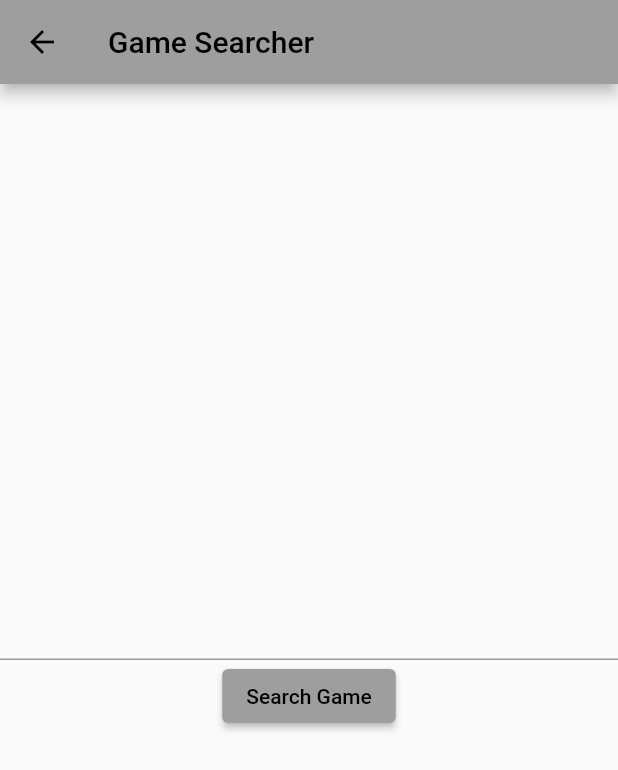
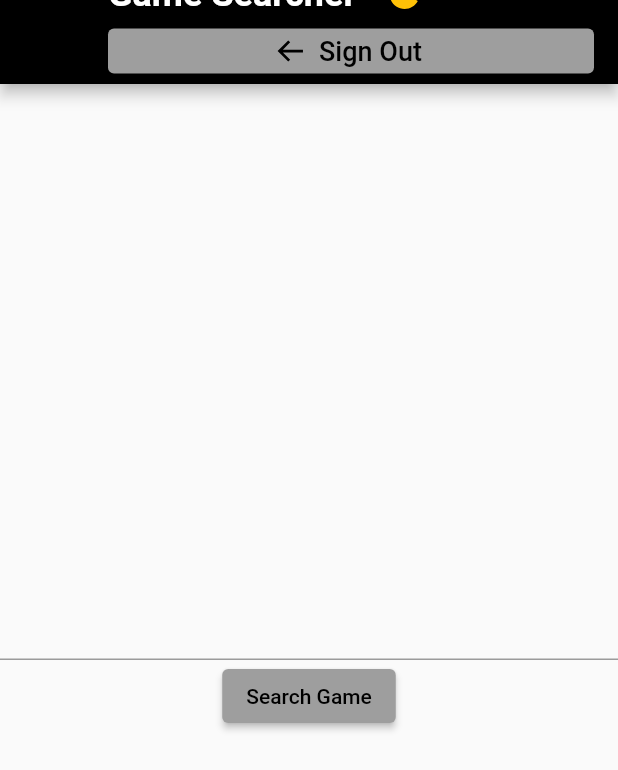
Before and after one commit to Taks7/Flutter-App-With-Firebase, a Flutter app: the search_games screen opened by its route, on a phone screen of 412 x 824 dp. Shown: the top 770 px of the screen. Run offline on Flutter 3.47's test engine with Material 2 defaults, Android fonts, the phone set to English and light mode, and no system bars; our stand-ins replace cloud_firestore, file_picker, firebase_auth, firebase_core, firebase_storage, flutter_rating_bar and 2 more; missing offline and left inert: flutter_animated_button; accounts and stored records are empty.

Commit message:
Added a logOut function + Better Game Search Appbar

```diff
--- a/games_score/lib/screens/search_games.dart
+++ b/games_score/lib/screens/search_games.dart
@@ -1,5 +1,7 @@
+import 'package:firebase_auth/firebase_auth.dart';
 import 'package:games_score/model/games.dart';
 import 'package:flutter/material.dart';
+import 'package:icons_plus/icons_plus.dart';
 
 class search_games extends StatefulWidget {
   const search_games({Key? key}) : super(key: key);
@@ -7,20 +9,68 @@ class search_games extends StatefulWidget {
   @override
   State<search_games> createState() => _search_gamesState();
 }
+//We have used https://pub.dev/packages/icons_plus
+//to add more icons
 
 class _search_gamesState extends State<search_games> {
   String title = "put here the title of the game";
   TextEditingController controller = TextEditingController();
+  final user = FirebaseAuth.instance.currentUser!;
   @override
   Widget build(BuildContext context) {
     return Scaffold(
-      appBar: AppBar(title: const Text("Game Searcher")),
+      appBar: AppBar(
+        centerTitle: false,
+        title: Column(children: <Widget>[
+          Row(
+            children: [
+              Text(
+                'Game Searcher',
+                style: TextStyle(
+                    color: Colors.white,
+                    fontWeight: FontWeight.bold,
+                    fontSize: 24),
+              ),
+              SizedBox(
+                width: 20,
+              ),
+              Icon(
+                BoxIcons.bxs_game,
+                color: Colors.amber,
+              )
+            ],
+          ),
+          ElevatedButton.icon(
+            style: ElevatedButton.styleFrom(minimumSize: Size.fromHeight(30)),
+            icon: Icon(
+              BoxIcons.bx_arrow_back,
+              size: 22,
+            ),
+            label: Text(
+              "Sign Out",
+              style: TextStyle(fontSize: 18),
+            ),
+            onPressed: (() => FirebaseAuth.instance.signOut()),
+          ),
+          Row(
+            children: [
+              Text(
+                "Logged in as: ${user.email!}",
+                style: TextStyle(
+                  color: Colors.white,
+                  fontSize: 14,
+                ),
+              ),
+            ],
+          ),
+        ]),
+        backgroundColor: Color.fromARGB(255, 0, 0, 0),
+      ),
       body: Center(
         child: Column(
           mainAxisSize: MainAxisSize.min,
           children: [
             TextField(
-
               controller: controller,
             ),
             ElevatedButton(
--- a/games_score/pubspec.yaml
+++ b/games_score/pubspec.yaml
@@ -42,6 +42,7 @@ dependencies:
   firebase_auth: ^4.2.5
   flutter_animated_button: ^2.0.2
   google_fonts: ^4.0.1
+  icons_plus: ^3.0.0
 
 dev_dependencies:
   flutter_test:
```
Also changed, not shown: games_score/pubspec.lock.
